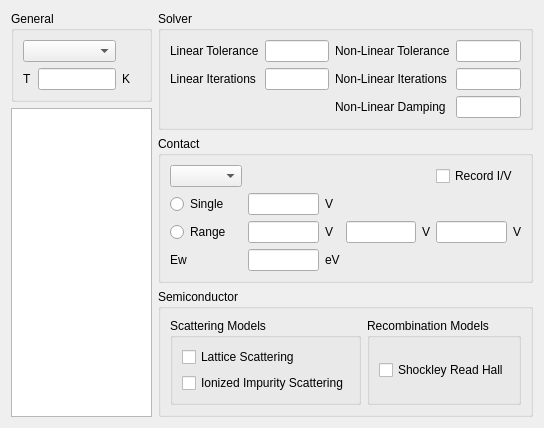
The window that modules/ViennaMini/viennaminiform.ui (viennamos/viennamos-dev) describes before a commit, drawn with Qt 5.
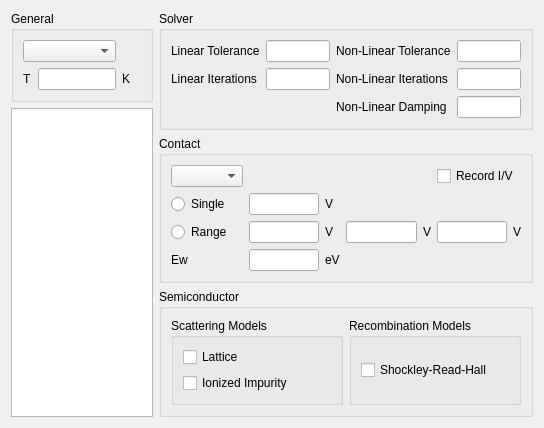
The same window after the commit.

Commit message:
viennamini ui now handles contacts (single,range) and models
i.e., mobility and scattering.

with mobility, the dependent hierarchy is respected,
meaning that if one turns on ionized impurity, lattice scattering
is turned on and deactivated to the user -> indicating that this dependency
is a given. if ionizied is turned off again, lattice gets active
and stays turned on.

now, off to ViennaMini to link this API to the backend

The edit to the form file:
```diff
--- a/modules/ViennaMini/viennaminiform.ui
+++ b/modules/ViennaMini/viennaminiform.ui
@@ -161,14 +161,14 @@
          <item row="0" column="0">
           <widget class="QCheckBox" name="checkBoxScatteringLattice">
            <property name="text">
-            <string>Lattice Scattering</string>
+            <string>Lattice</string>
            </property>
           </widget>
          </item>
          <item row="1" column="0">
           <widget class="QCheckBox" name="checkBoxScatteringIonizedImpurities">
            <property name="text">
-            <string>Ionized Impurity Scattering</string>
+            <string>Ionized Impurity</string>
            </property>
           </widget>
          </item>
@@ -184,7 +184,7 @@
          <item row="0" column="0">
           <widget class="QCheckBox" name="checkBoxRecombinationSRH">
            <property name="text">
-            <string>Shockley Read Hall</string>
+            <string>Shockley-Read-Hall</string>
            </property>
           </widget>
          </item>
```
Left out of the diff: 6 changed lines with no effect on the pictures. The commit also changes 3 other files.
